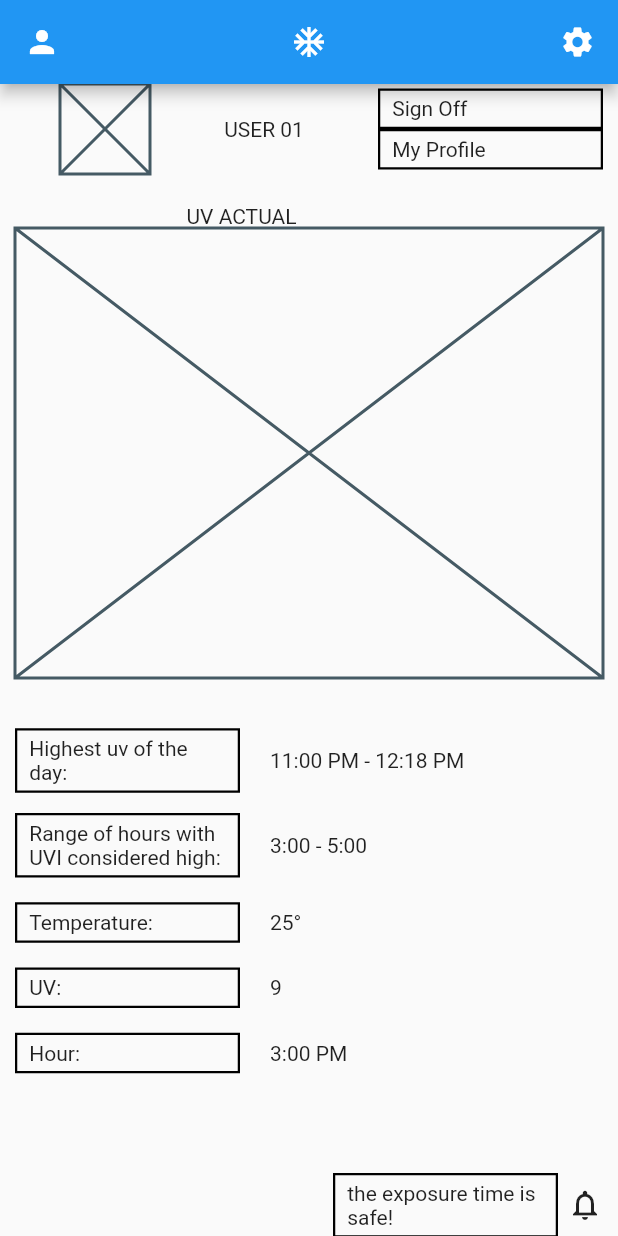
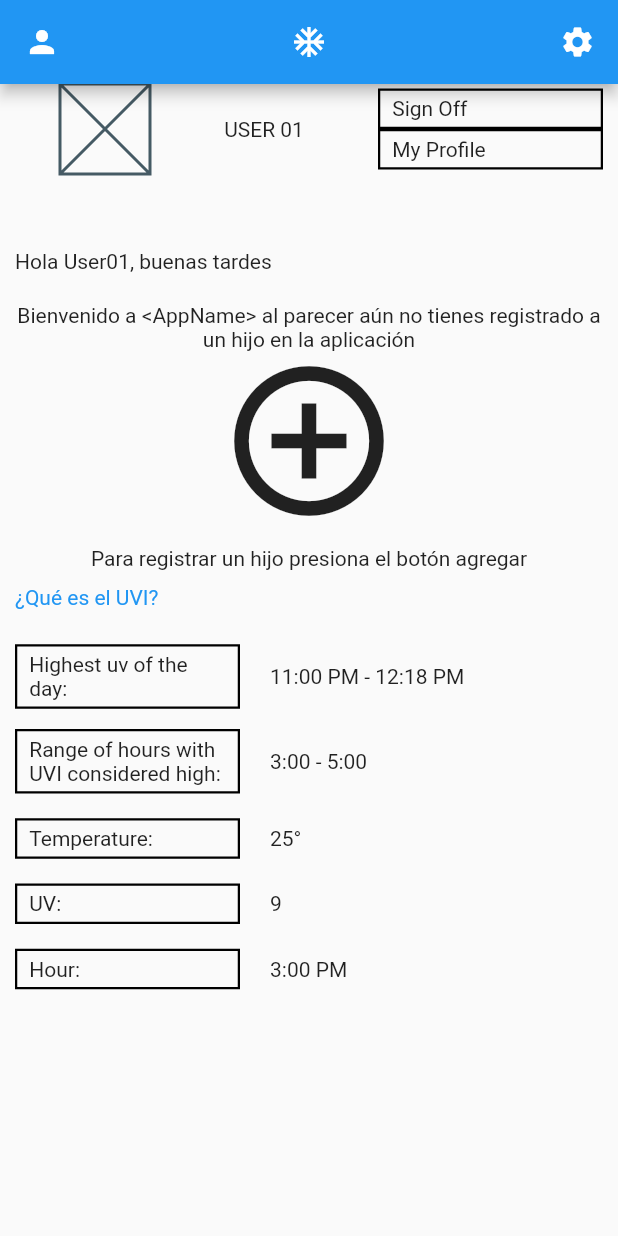
Before and after one commit to Celstren/my_weather_project, a Flutter app: the UserUVSummary screen opened by its route, on a phone screen of 412 x 824 dp. Run offline on Flutter 3.47's test engine with Material 2 defaults, Android fonts, the phone set to English and light mode, and no system bars; our stand-ins replace auto_route.

```diff
--- a/lib/views/children/create/pages/page_three/components/fototipo_option_component.dart
+++ b/lib/views/children/create/pages/page_three/components/fototipo_option_component.dart
@@ -12,7 +12,7 @@ class FototipoOptionComponent extends StatelessWidget {
   Widget build(BuildContext context) {
     return SizedBox(
       width: 100,
-      child: Column(
+      child: Row(
         crossAxisAlignment: CrossAxisAlignment.center,
         children: <Widget>[
           Container(
--- a/lib/views/user/uv/user_uv_summary.dart
+++ b/lib/views/user/uv/user_uv_summary.dart
@@ -3,6 +3,9 @@ import 'package:my_project/core/ui/decorated_text_component.dart';
 import 'package:my_project/core/ui/labeled_text_component.dart';
 import 'package:my_project/core/ui/user_header_component.dart';
 import 'package:my_project/helper/ui/ui_library.dart';
+import 'package:my_project/views/user/location/user_location_view.dart';
+
+import '../location/components/no_children_component.dart';
 
 class UserUVSummary extends StatelessWidget {
   const UserUVSummary({Key? key}) : super(key: key);
@@ -19,47 +22,25 @@ class UserUVSummary extends StatelessWidget {
                 padding: EdgeInsets.only(left: 30),
                 child: UserHeaderComponent(),
               ),
-              SizedBox(height: 20),
-              Padding(
-                padding: EdgeInsets.only(right: 90),
-                child: Text('UV ACTUAL'),
-              ),
-              SizedBox(
-                width: MediaQuery.of(context).size.width,
-                height: 300,
-                child: Placeholder(),
-              ),
-              SizedBox(height: 20),
-              LabeledTextComponent(label: 'Highest uv of the day:', text: '11:00 PM - 12:18 PM', size: 70),
-              LabeledTextComponent(label: 'Range of hours with UVI considered high:', text: '3:00 - 5:00'),
-              LabeledTextComponent(label: 'Temperature:', text: '25°', size: 60),
+              SizedBox(height: 50),
+              Container(
+                alignment: Alignment.centerLeft,
+                child: Text('Hola User01, buenas tardes')
+                ),
+              SizedBox(height: 10),
+              AddUserWidget(),
+              SizedBox(height: 10),
+              LabeledTextComponent(
+                  label: 'Highest uv of the day:',
+                  text: '11:00 PM - 12:18 PM',
+                  size: 70),
+              LabeledTextComponent(
+                  label: 'Range of hours with UVI considered high:',
+                  text: '3:00 - 5:00'),
+              LabeledTextComponent(
+                  label: 'Temperature:', text: '25°', size: 60),
               LabeledTextComponent(label: 'UV:', text: '9'),
               LabeledTextComponent(label: 'Hour:', text: '3:00 PM', size: 60),
-              SizedBox(height: 50),
-              Align(
-                alignment: Alignment.centerRight,
-                child: Column(
-                  children: <Widget>[
-                    Row(
-                      mainAxisAlignment: MainAxisAlignment.end,
-                      children: <Widget>[
-                        DecoratedTextComponent(text: 'the exposure time is safe!'),
-                        SizedBox(width: 6),
-                        Icon(Icons.notifications_none),
-                      ],
-                    ),
-                    SizedBox(height: 10),
-                    Row(
-                      mainAxisAlignment: MainAxisAlignment.end,
-                      children: <Widget>[
-                        DecoratedTextComponent(text: 'Highest uv of the day:'),
-                        SizedBox(width: 6),
-                        Icon(Icons.notifications_none),
-                      ],
-                    ),
-                  ],
-                ),
-              ),
             ],
           ),
         ),
@@ -67,3 +48,41 @@ class UserUVSummary extends StatelessWidget {
     );
   }
 }
+
+class AddUserWidget extends StatelessWidget {
+  const AddUserWidget({
+    Key? key,
+  }) : super(key: key);
+
+  @override
+  Widget build(BuildContext context) {
+    return Container(
+      child: Column(
+        children: <Widget>[
+          SizedBox(height: 10),
+          Text(
+              'Bienvenido a <AppName> al parecer aún no tienes registrado a un hijo en la aplicación',
+              textAlign: TextAlign.center),
+          Icon(
+            Icons.add_circle_outline,
+            size: 120,
+          ),
+          SizedBox(height: 10),
+          Padding(
+            padding: EdgeInsets.symmetric(horizontal: 40),
+            child: Text(
+              'Para registrar un hijo presiona el botón agregar',
+              textAlign: TextAlign.center,
+            ),
+          ),
+          SizedBox(height: 10),
+          Container(
+                alignment: Alignment.centerLeft,
+                child: Text('¿Qué es el UVI?',
+                    style: TextStyle(color: Colors.blue),
+                ),
+          )],
+      ),
+    );
+  }
+}
```
Also changed, not shown: lib/core/ui/profile_component.dart (+31 -10 lines), lib/core/ui/user_fototipo_component.dart (+22 -16 lines), lib/router/app_router.dart (+6 -1 lines), lib/views/children/summary/children_summary_view.dart (+34 -53 lines), lib/views/user/child_list/child_list_view.dart (added, +91 -0 lines), lib/main.dart (line endings or trailing spaces), lib/router/app_router.gr.dart.
